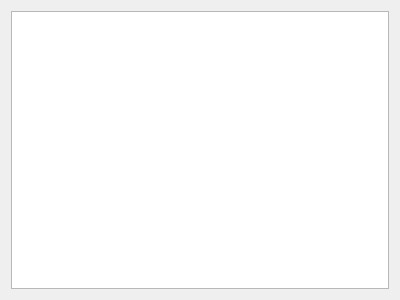
Before: the Qt Designer form logviewer.ui in lysevi/logan, drawn with Qt 5.
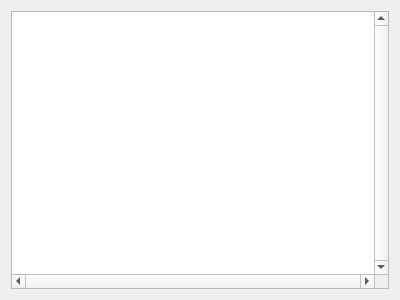
After: the same form once the commit is applied.

Diff of the .ui file:
```diff
--- a/logviewer.ui
+++ b/logviewer.ui
@@ -19,6 +19,12 @@
      <property name="frameShape">
       <enum>QFrame::StyledPanel</enum>
      </property>
+     <property name="verticalScrollBarPolicy">
+      <enum>Qt::ScrollBarAlwaysOn</enum>
+     </property>
+     <property name="horizontalScrollBarPolicy">
+      <enum>Qt::ScrollBarAlwaysOn</enum>
+     </property>
      <property name="sizeAdjustPolicy">
       <enum>QAbstractScrollArea::AdjustToContents</enum>
      </property>
```
